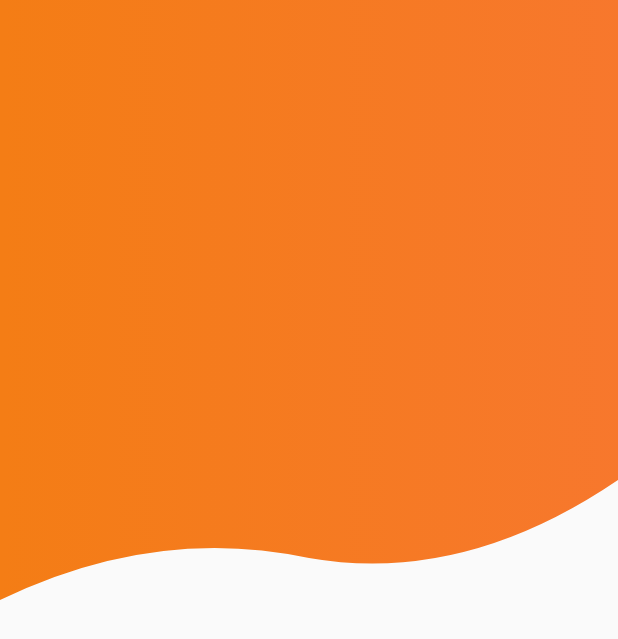
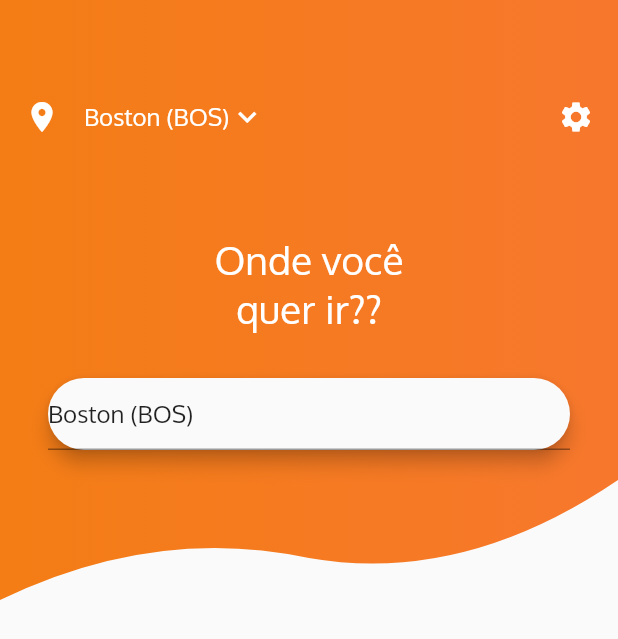
Before and after one commit to MarcioQuimbundo/kiviagem, a Flutter app: the screen it shows after launch, on a phone screen of 412 x 824 dp. Shown: the top 639 px of the screen. Run offline on Flutter 3.47's test engine with Material 2 defaults, Android fonts, the phone set to English and light mode, and no system bars.

Commit message:
config icon, text center and textfield added

```diff
--- a/lib/main.dart
+++ b/lib/main.dart
@@ -5,10 +5,15 @@ void main() => runApp(MaterialApp(
       title: "Kiviagem Mock Up",
       debugShowCheckedModeBanner: false,
       home: HomeScreen(),
+      theme: appTheme,
     ));
 
 Color firstColor = Color(0xFFF47D15);
 Color secondColor = Color(0xFFEF7772C);
+ThemeData appTheme =
+    ThemeData(primaryColor: Color(0xFFF3791A), fontFamily: 'Oxygen');
+
+List<String> locations = ['Boston (BOS)', 'New York City (JFK)'];
 
 class HomeScreen extends StatelessWidget {
   @override
@@ -23,6 +28,11 @@ class HomeScreen extends StatelessWidget {
   }
 }
 
+const TextStyle dropDownLabelStyle =
+    TextStyle(color: Colors.white, fontSize: 16.0);
+const TextStyle dropDownMenuItemStyle =
+    TextStyle(color: Colors.black, fontSize: 16.0);
+
 class HomeScreenTopPart extends StatefulWidget {
   @override
   State<StatefulWidget> createState() {
@@ -31,6 +41,9 @@ class HomeScreenTopPart extends StatefulWidget {
 }
 
 class _HomeScreenTopState extends State<HomeScreenTopPart> {
+
+  var selectedLocationIndex = 0;
+
   @override
   Widget build(BuildContext context) {
     return Stack(
@@ -38,10 +51,69 @@ class _HomeScreenTopState extends State<HomeScreenTopPart> {
         ClipPath(
           clipper: CustomShapeClipper(),
           child: Container(
-              height: 400.0,
-              decoration: BoxDecoration(
-                  gradient: LinearGradient(colors: [firstColor, secondColor])),
+            height: 400.0,
+            decoration: BoxDecoration(
+                gradient: LinearGradient(colors: [firstColor, secondColor])),
+            child: Column(
+              children: <Widget>[
+                SizedBox(height: 50.0),
+                Padding(
+                  padding: EdgeInsets.all(16.0),
+                  child: Row(
+                    children: <Widget>[
+                      Icon(Icons.location_on, color: Colors.white),
+                      SizedBox(width: 16.0),
+                      PopupMenuButton(
+                          onSelected: (index) {
+                            setState(() {
+                              selectedLocationIndex = index;
+                            });
+                          },
+                          child: Row(
+                            children: <Widget>[
+                              Text(locations[selectedLocationIndex],
+                                  style: dropDownLabelStyle),
+                              Icon(
+                                Icons.keyboard_arrow_down,
+                                color: Colors.white,
+                              )
+                            ],
+                          ),
+                          itemBuilder: (BuildContext context) =>
+                              <PopupMenuItem<int>>[
+                                PopupMenuItem(
+                                  child: Text(locations[0],
+                                      style: dropDownMenuItemStyle),
+                                  value: 0,
+                                ),
+                                PopupMenuItem(
+                                  child: Text(locations[1],
+                                      style: dropDownMenuItemStyle),
+                                  value: 1,
+                                ),
+                              ]),
+                              Spacer(),
+                              Icon(Icons.settings, color: Colors.white,)
+                    ],
                   ),
+                ),
+                SizedBox(height: 50.0),
+                Text('Onde você\nquer ir??', style: TextStyle(fontSize: 26.0, color: Colors.white), textAlign: TextAlign.center),
+                SizedBox(height: 30.0),
+                Padding(
+                  padding: EdgeInsets.symmetric(horizontal: 32.0),
+                  child: Material(
+                    elevation: 5.0,
+                    borderRadius: BorderRadius.all(Radius.circular(30.0)),
+                    child: TextField(
+                      controller: TextEditingController(text: locations[0]),
+                      cursorColor: appTheme.primaryColor,
+                    ),
+                  ),
+                ),
+              ],
+            ),
+          ),
         )
       ],
     );
```
